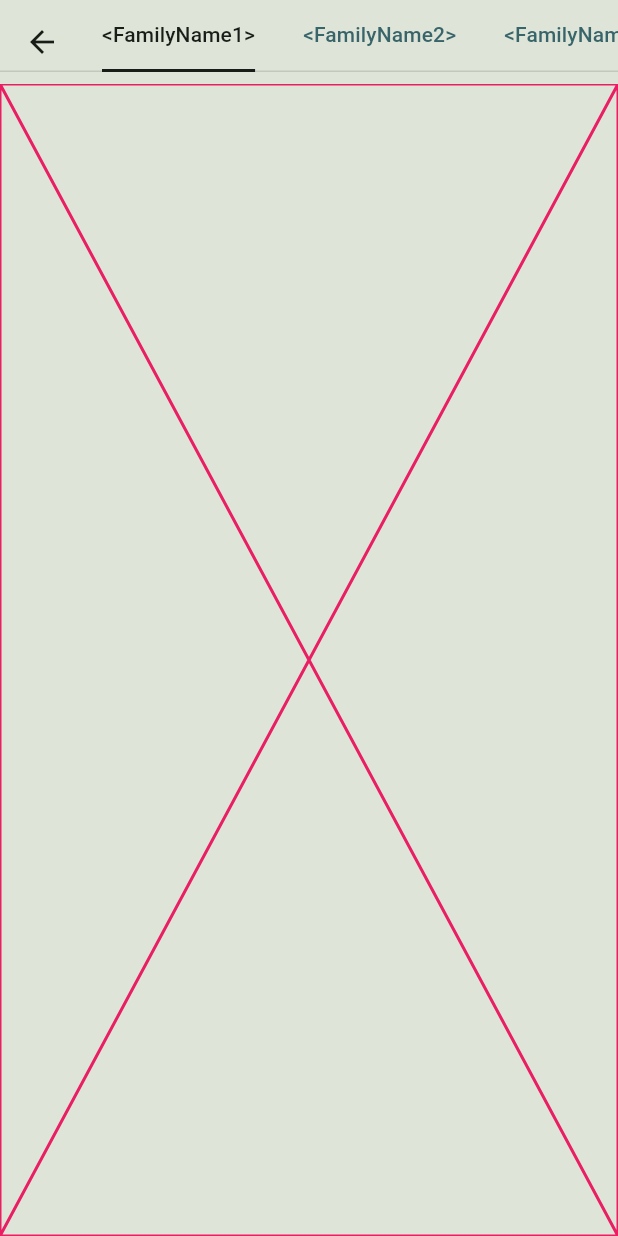
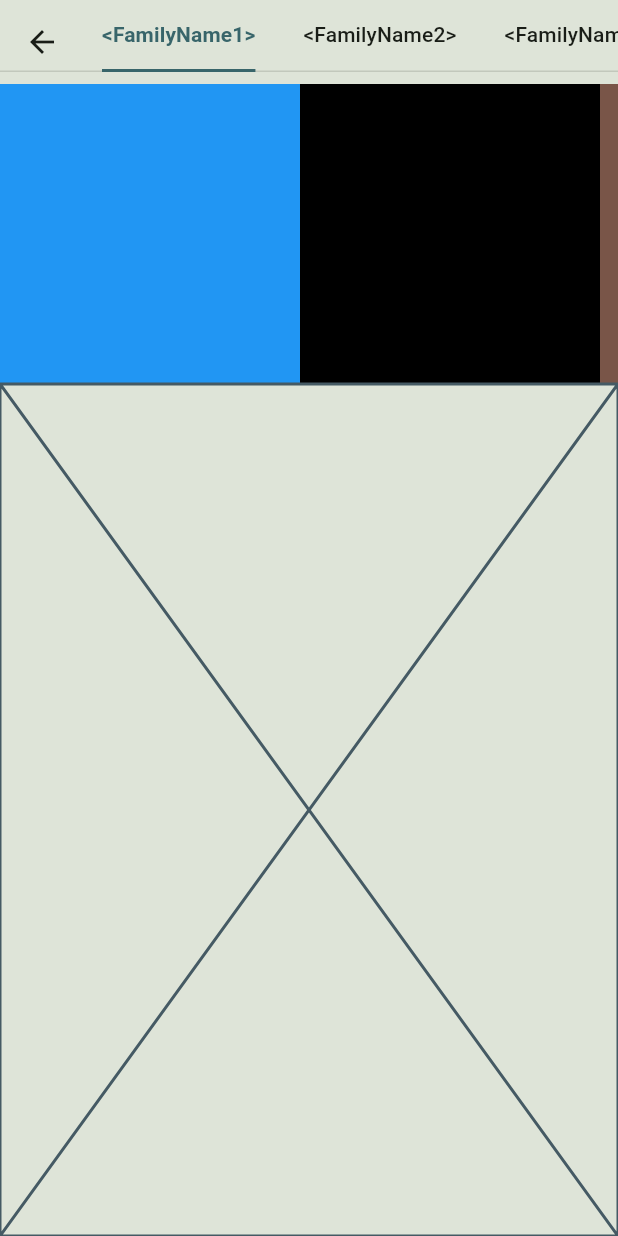
Before and after one commit to JPUF/flash_botany_flutter, a Flutter app: the FamilySheetContent screen opened directly, on a phone screen of 412 x 824 dp. Run offline on Flutter 3.47's test engine with Material 2 defaults, Android fonts, the phone set to English and light mode, and no system bars; drawn by our look-alikes of dynamic_color; our stand-ins replace go_router, google_fonts, material_color_utilities; missing offline and left inert: snapping_sheet.

Commit message:
Initial dummy Family info content

```diff
--- /dev/null
+++ b/app/lib/src/features/home/view/components/family_info.dart
@@ -0,0 +1,28 @@
+import 'package:flutter/material.dart';
+
+class FamilyInfo extends StatelessWidget {
+  const FamilyInfo({
+    Key? key,
+  }) : super(key: key);
+
+  @override
+  Widget build(BuildContext context) {
+    return Column(
+      children: [
+        SizedBox(
+          height: 200,
+          child: ListView(
+            shrinkWrap: true,
+            scrollDirection: Axis.horizontal,
+            children: [
+              Container(color: Colors.blue, width: 200),
+              Container(color: Colors.black, width: 200),
+              Container(color: Colors.brown, width: 200),
+            ],
+          ),
+        ),
+        const Expanded(child: Placeholder())
+      ],
+    );
+  }
+}
--- a/app/lib/src/features/home/view/components/family_sheet_content.dart
+++ b/app/lib/src/features/home/view/components/family_sheet_scaffold.dart
@@ -1,4 +1,6 @@
 import 'package:flutter/material.dart';
+
+import 'family_info.dart';
 
 class FamilySheetContent extends StatelessWidget {
   const FamilySheetContent({
@@ -21,19 +23,20 @@ class FamilySheetContent extends StatelessWidget {
                 Tab(text: '<FamilyName2>'),
                 Tab(text: '<FamilyName3>'),
                 Tab(text: '<FamilyName4>'),
-                Tab(text: '<FamilyName4>'),
               ],
             ),
           ),
         ),
-        body: TabBarView(
-          children: [
-            Container(color: colors.surfaceVariant, child: const Placeholder(color: Colors.pink)),
-            Container(color: colors.surfaceVariant, child: const Placeholder(color: Colors.blue)),
-            Container(color: colors.surfaceVariant, child: const Placeholder(color: Colors.purple)),
-            Container(color: colors.surfaceVariant, child: const Placeholder(color: Colors.yellow)),
-            Container(color: colors.surfaceVariant, child: const Placeholder(color: Colors.amber)),
-          ],
+        body: Container(
+          color: colors.surfaceVariant,
+          child: const TabBarView(
+            children: [
+              FamilyInfo(),
+              FamilyInfo(),
+              FamilyInfo(),
+              FamilyInfo(),
+            ],
+          ),
         ),
       ),
     );
--- a/app/lib/src/features/home/view/components/grabbing_widgets.dart
+++ b/app/lib/src/features/home/view/components/grabbing_widgets.dart
@@ -26,7 +26,7 @@ class BottomGrabbingWidget extends StatelessWidget {
             height: 7,
             width: 60,
             decoration:  BoxDecoration(
-              color: colors.onSurfaceVariant,
+              color: colors.tertiary,
               borderRadius: const BorderRadius.all(Radius.circular(5)),
             ),
           )
@@ -63,7 +63,7 @@ class SideGrabbingWidget extends StatelessWidget {
               angle: -sheetExpansionPercent * math.pi,
               child: Icon(
                 Icons.chevron_right_rounded,
-                color: colors.surface,
+                color: colors.tertiary,
                 size: 32,
               )),
         ],
--- a/app/lib/src/shared/app.dart
+++ b/app/lib/src/shared/app.dart
@@ -35,7 +35,6 @@ class _FlashAppState extends State<FlashApp> {
                 final theme = ThemeProvider.of(context);
                 return MaterialApp.router(
                   debugShowCheckedModeBanner: false,
-                  title: 'Flutter Demo',
                   theme: theme.light(settings.value.sourceColor),
                   darkTheme: theme.dark(settings.value.sourceColor),
                   themeMode: theme.themeMode(),
--- a/app/pubspec.yaml
+++ b/app/pubspec.yaml
@@ -6,21 +6,19 @@ version: 1.0.0
 environment:
   sdk: ^2.17.0-0
 dependencies:
+  flutter:
+    sdk: flutter
   adaptive_breakpoints: ^0.0.4
   adaptive_components: ^0.0.3
   adaptive_navigation: ^0.0.5
   animations: ^2.0.2
   cupertino_icons: ^1.0.2
   dynamic_color: ^1.1.2
-  english_words: ^4.0.0
-  flutter:
-    sdk: flutter
   flutter_bloc: ^8.0.1
   freezed_annotation: ^1.1.0
   go_router: ^3.0.1
   google_fonts: ^2.3.1
   snapping_sheet: ^3.1.0
-  url_launcher: ^6.0.20
 
 dev_dependencies:
   build_runner: ^2.1.7
```
Also changed, not shown: app/lib/src/features/home/view/home_screen.dart (+4 -3 lines), app/lib/src/shared/providers/theme.dart (+6 -3 lines), app/pubspec.lock, 2 other files.
